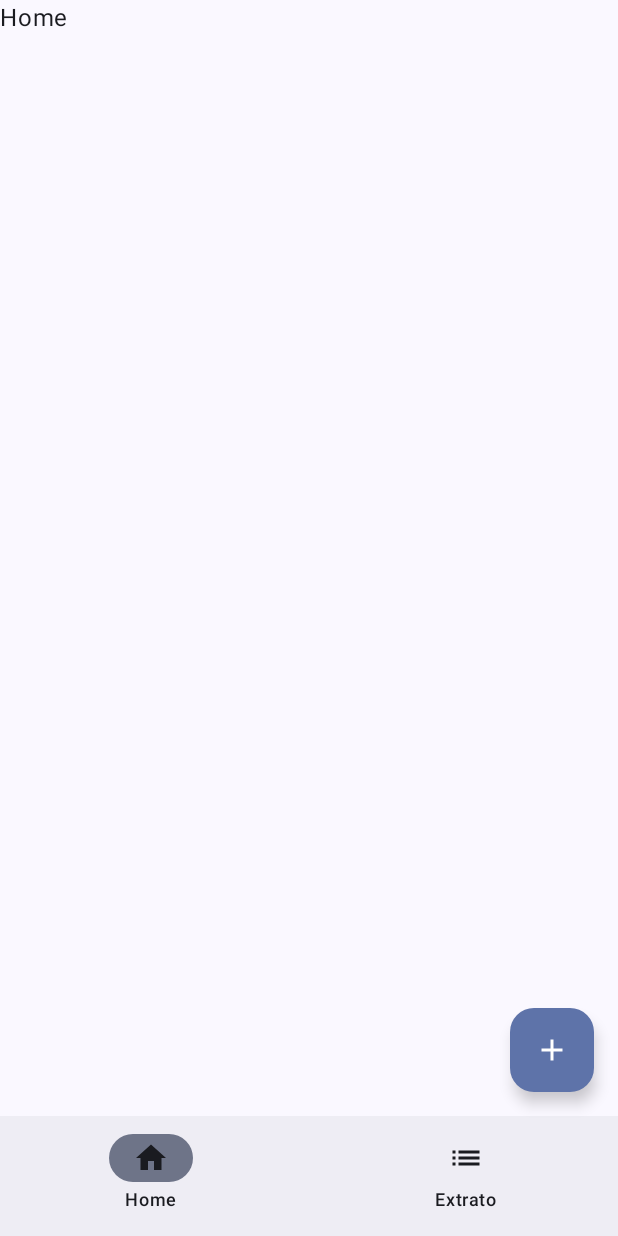
After one commit to Renderson/CashFlowApp, an Android app built with Jetpack Compose: the MainScreen screen opened through its navigation route, on a phone screen of 412 x 824 dp. The commit adds this screen. Run offline under Robolectric (Android 15) with nearby library versions, the phone set to English and light mode, and no system bars; our stand-ins replace Dagger/Hilt's generated code.

Commit message:
complete application navigation

```diff
--- a/app/src/main/AndroidManifest.xml
+++ b/app/src/main/AndroidManifest.xml
@@ -3,6 +3,7 @@
     xmlns:tools="http://schemas.android.com/tools">
 
     <application
+        android:name="com.renderson.MainApplication"
         android:allowBackup="true"
         android:dataExtractionRules="@xml/data_extraction_rules"
         android:fullBackupContent="@xml/backup_rules"
@@ -13,7 +14,7 @@
         android:theme="@style/Theme.CashFlowApp"
         tools:targetApi="33">
         <activity
-            android:name=".MainActivity"
+            android:name=".main.MainActivity"
             android:exported="true"
             android:label="@string/app_name"
             android:theme="@style/Theme.CashFlowApp">
--- /dev/null
+++ b/app/src/main/java/com/renderson/cashflowapp/graphs/BottomBarNavGraph.kt
@@ -0,0 +1,45 @@
+package com.renderson.cashflowapp.graphs
+
+import androidx.compose.material.icons.Icons
+import androidx.compose.material.icons.filled.Home
+import androidx.compose.material.icons.filled.List
+import androidx.compose.material.icons.outlined.Home
+import androidx.compose.material.icons.outlined.List
+import androidx.compose.runtime.Composable
+import androidx.compose.ui.graphics.vector.ImageVector
+import androidx.navigation.NavHostController
+import androidx.navigation.compose.NavHost
+import androidx.navigation.compose.composable
+import com.renderson.cashflowapp.screens.ExtractScreen
+import com.renderson.cashflowapp.screens.HomeScreen
+
+@Composable
+fun BottomNavGraph(navController: NavHostController) {
+    NavHost(
+        navController = navController,
+        startDestination = BottomNavItem.Home.route
+    ) {
+        composable(route = BottomNavItem.Home.route) {
+            HomeScreen(
+                BottomNavItem.Home.route
+            ) {
+                navController.navigate(Graph.DETAILS)
+            }
+        }
+        composable(route = BottomNavItem.Extract.route) {
+            ExtractScreen(
+                BottomNavItem.Extract.route
+            ) { }
+        }
+    }
+}
+
+sealed class BottomNavItem(
+    var title:String,
+    val selectedIcon: ImageVector,
+    val unselectedIcon: ImageVector,
+    var route:String
+) {
+    object Home : BottomNavItem("Home", Icons.Filled.Home, Icons.Outlined.Home,"home")
+    object Extract: BottomNavItem("Extrato", Icons.Filled.List, Icons.Outlined.List,"extract")
+}
--- /dev/null
+++ b/app/src/main/java/com/renderson/cashflowapp/graphs/RegisterNavGraph.kt
@@ -0,0 +1,27 @@
+package com.renderson.cashflowapp.graphs
+
+import androidx.navigation.NavGraphBuilder
+import androidx.navigation.NavHostController
+import androidx.navigation.compose.composable
+import androidx.navigation.navigation
+import com.renderson.cashflowapp.screens.RegisterScreen
+
+fun NavGraphBuilder.detailsNavGraph(navController: NavHostController) {
+    navigation(
+        route = Graph.DETAILS,
+        startDestination = DetailsScreen.Register.route
+    ) {
+        composable(route = DetailsScreen.Register.route) {
+            RegisterScreen(
+                name = DetailsScreen.Register.route,
+                onClick = {
+                    navController.popBackStack()
+                }
+            )
+        }
+    }
+}
+
+sealed class DetailsScreen(val route: String) {
+    object Register : DetailsScreen(route = "REGISTER")
+}
--- /dev/null
+++ b/app/src/main/java/com/renderson/cashflowapp/graphs/RootNavigationGraph.kt
@@ -0,0 +1,31 @@
+package com.renderson.cashflowapp.graphs
+
+import androidx.compose.runtime.Composable
+import androidx.navigation.NavHostController
+import androidx.navigation.compose.NavHost
+import androidx.navigation.compose.composable
+import com.renderson.cashflowapp.screens.MainScreen
+
+@Composable
+fun RootNavigationGraph(navController: NavHostController) {
+    NavHost(
+        navController = navController,
+        route = Graph.ROOT,
+        startDestination = Graph.HOME
+    ) {
+        composable(route = Graph.HOME) {
+            MainScreen(
+                onClick = {
+                    navController.navigate(Graph.DETAILS)
+                }
+            )
+        }
+        detailsNavGraph(navController = navController)
+    }
+}
+
+object Graph {
+    const val ROOT = "root_graph"
+    const val HOME = "home_graph"
+    const val DETAILS = "details_graph"
+}
--- /dev/null
+++ b/app/src/main/java/com/renderson/cashflowapp/screens/HomeScreen.kt
@@ -0,0 +1,9 @@
+package com.renderson.cashflowapp.screens
+
+import androidx.compose.material3.Text
+import androidx.compose.runtime.Composable
+
+@Composable
+fun HomeScreen(name: String, onClick: () -> Unit) {
+    Text(text = "Home")
+}
--- /dev/null
+++ b/app/src/main/java/com/renderson/cashflowapp/screens/MainScreen.kt
@@ -0,0 +1,108 @@
+package com.renderson.cashflowapp.screens
+
+import android.annotation.SuppressLint
+import androidx.compose.foundation.layout.RowScope
+import androidx.compose.material.icons.Icons
+import androidx.compose.material.icons.filled.Add
+import androidx.compose.material3.ExperimentalMaterial3Api
+import androidx.compose.material3.ExtendedFloatingActionButton
+import androidx.compose.material3.Icon
+import androidx.compose.material3.MaterialTheme
+import androidx.compose.material3.NavigationBar
+import androidx.compose.material3.NavigationBarItem
+import androidx.compose.material3.Scaffold
+import androidx.compose.material3.Text
+import androidx.compose.runtime.Composable
+import androidx.compose.runtime.getValue
+import androidx.navigation.NavDestination
+import androidx.navigation.NavDestination.Companion.hierarchy
+import androidx.navigation.NavGraph.Companion.findStartDestination
+import androidx.navigation.NavHostController
+import androidx.navigation.compose.currentBackStackEntryAsState
+import androidx.navigation.compose.rememberNavController
+import com.renderson.cashflowapp.graphs.BottomNavGraph
+import com.renderson.cashflowapp.graphs.BottomNavItem
+
+@OptIn(ExperimentalMaterial3Api::class)
+@SuppressLint("UnusedMaterial3ScaffoldPaddingParameter")
+@Composable
+fun MainScreen(
+    onClick: () -> Unit
+) {
+
+    val navController = rememberNavController()
+
+    Scaffold(
+        bottomBar = {
+            BottomBar(navController = navController)
+        },
+        floatingActionButton = {
+            ExtendedFloatingActionButton(
+                onClick = { onClick.invoke() },
+                icon = { Icon(Icons.Filled.Add, "Mais registros") },
+                text = { Text(text = "Registros") },
+                expanded = false
+            )
+        }
+    ) {
+        BottomNavGraph(navController = navController)
+    }
+}
+
+@Composable
+fun BottomBar(navController: NavHostController) {
+    val screens = listOf(
+        BottomNavItem.Home,
+        BottomNavItem.Extract
+    )
+    val navBackStackEntry by navController.currentBackStackEntryAsState()
+    val currentDestination = navBackStackEntry?.destination
+
+    val bottomBarDestination = screens.any { it.route == currentDestination?.route }
+    if (bottomBarDestination) {
+        NavigationBar {
+            screens.forEach { screen ->
+                AddItem(
+                    screen = screen,
+                    currentDestination = currentDestination,
+                    navController = navController
+                )
+            }
+        }
+    }
+}
+
+@Composable
+fun RowScope.AddItem(
+    screen: BottomNavItem,
+    currentDestination: NavDestination?,
+    navController: NavHostController
+) {
+
+    val destination = currentDestination?.hierarchy?.any {
+        it.route == screen.route
+    } == true
+
+    NavigationBarItem(
+        label = {
+            Text(
+                text = screen.title,
+                color = MaterialTheme.colorScheme.onSurface
+            )
+        },
+        icon = {
+            Icon(
+                imageVector = if (destination) screen.selectedIcon else screen.unselectedIcon,
+                contentDescription = screen.title,
+                tint = MaterialTheme.colorScheme.onSurface
+            )
+        },
+        selected = destination,
+        onClick = {
+            navController.navigate(screen.route) {
+                popUpTo(navController.graph.findStartDestination().id)
+                launchSingleTop = true
+            }
+        }
+    )
+}
```
Also changed, not shown: app/build.gradle.kts (+16 -1 lines), app/src/main/java/com/renderson/MainApplication.kt (added, +8 -0 lines), app/src/main/java/com/renderson/cashflowapp/main/MainActivity.kt (renamed from app/src/main/java/com/renderson/cashflowapp/MainActivity.kt, +7 -21 lines), app/src/main/java/com/renderson/cashflowapp/screens/ExtractScreen.kt (added, +9 -0 lines), app/src/main/java/com/renderson/cashflowapp/screens/RegisterScreen.kt (added, +15 -0 lines), app/src/main/java/com/renderson/cashflowapp/viewmodel/CashFlowViewModel.kt (added, +18 -0 lines), build.gradle.kts (+15 -0 lines), gradle/libs.versions.toml (added, +117 -0 lines).
